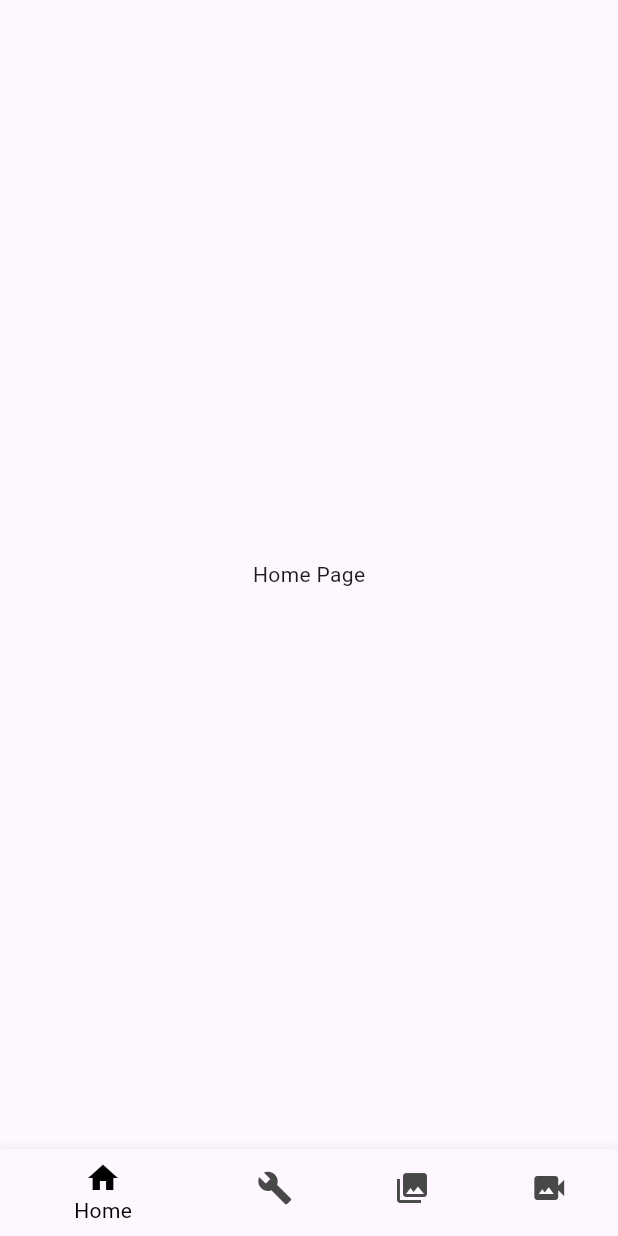
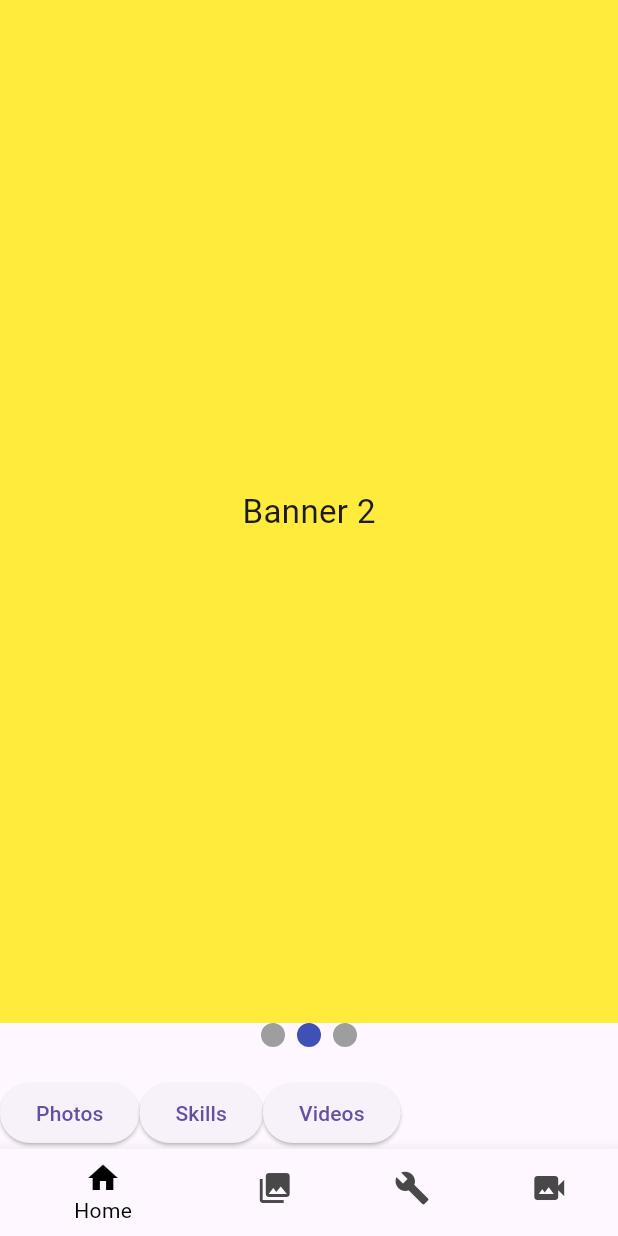
Before and after one commit to hassan-SS-cs/x_skill, a Flutter app: the screen it shows after launch, on a phone screen of 412 x 824 dp. Run offline on Flutter 3.47's test engine with Material 3 defaults, Android fonts, the light colour scheme and no system bars; drawn by our look-alikes of smooth_page_indicator.

Commit message:
Implement page view with automatic sliding and navigation buttons on HomePage

```diff
--- a/lib/pages/home_page.dart
+++ b/lib/pages/home_page.dart
@@ -1,15 +1,104 @@
 import 'package:flutter/material.dart';
+import 'package:smooth_page_indicator/smooth_page_indicator.dart';
+import 'dart:async';
 
 class HomePage extends StatefulWidget {
-  const HomePage({super.key});
+final Function(int) onNavigate;
+
+  const HomePage({super.key , required this.onNavigate});
 
   @override
   State<HomePage> createState() => _HomePageState();
 }
 
 class _HomePageState extends State<HomePage> {
+  // controller to keep track of which page we are on
+  PageController _controller = PageController(initialPage: 0);
+  Timer? _timer;
+  int _currentPage = 0;
+  final int _numPages = 3;
+  @override
+  void initState() {
+    super.initState();
+    // here we set the periodic time
+    _timer = Timer.periodic(const Duration(seconds: 4), (Timer timer) {
+      if (_currentPage < _numPages - 1) {
+        _currentPage++;
+      } else {
+        _currentPage = 0; // Reset to the first page when reaching the end
+      }
+
+      //the animation here
+      if (_controller.hasClients) {
+        _controller.animateToPage(
+          _currentPage,
+          duration: const Duration(milliseconds: 350),
+          curve: Curves.linear,
+        );
+      }
+    });
+  }
+
+  @override
+  void dispose() {
+    // 4. Always cancel the timer and dispose the controller to avoid leaks
+    _timer?.cancel();
+    _controller.dispose();
+    super.dispose();
+  }
+
   @override
   Widget build(BuildContext context) {
-    return  Container(child: Center(child: Text('Home Page')),);
+    return Scaffold(
+      body: Column(
+        children: [
+          //page view
+          Expanded(
+            child: PageView(
+              //set the controller with PageView
+              controller: _controller,
+              onPageChanged: (int page) {
+                setState(() {
+                  _currentPage = page;
+                });
+              },
+              children: [
+                Container(
+                  color: Colors.blue,
+                  child: Center(
+                    child: Text('Banner 1', style: TextStyle(fontSize: 22)),
+                  ),
+                ),
+                Container(
+                  color: Colors.yellow,
+                  child: Center(
+                    child: Text('Banner 2', style: TextStyle(fontSize: 22)),
+                  ),
+                ),
+                Container(
+                  color: Colors.green,
+                  child: Center(
+                    child: Text('Banner 3', style: TextStyle(fontSize: 22)),
+                  ),
+                ),
+              ],
+            ),
+          ),
+          //dot indicators
+          Container(
+            alignment: Alignment(0, 0.60),
+            child: SmoothPageIndicator(controller: _controller, count: 3),
+          ),
+          SizedBox(height: 20,),
+          Row(
+            children: [
+              ElevatedButton(onPressed:() => widget.onNavigate(1) , child: Text('Photos')),
+                            ElevatedButton(onPressed:() => widget.onNavigate(2) , child: Text('Skills')),
+              ElevatedButton(onPressed:() => widget.onNavigate(3) , child: Text('Videos'))
+            ],
+          )
+        ],
+      ),
+    );
   }
 }
--- a/lib/widget/app_navigation.dart
+++ b/lib/widget/app_navigation.dart
@@ -1,6 +1,6 @@
 import 'package:flutter/material.dart';
 import 'package:x_skill/pages/home_page.dart';
-import 'package:x_skill/pages/Photos_page.dart';
+import 'package:x_skill/pages/photos_page.dart';
 import 'package:x_skill/pages/skills_page.dart';
 import 'package:x_skill/pages/videos_page.dart';
 
@@ -14,11 +14,16 @@ class AppNavigation extends StatefulWidget {
 class _AppNavigationState extends State<AppNavigation> {
   int _selectedIndex = 0;
   List<Widget> get _screens => [
-    HomePage(),
+    HomePage(onNavigate: _navigateTo),
     PhotosPage(),
     SkillsPage(),
     VideosPage(),
   ];
+
+
+void _navigateTo(int index) {
+  setState(() => _selectedIndex = index);
+}
 
   @override
   Widget build(BuildContext context) {
@@ -83,8 +88,8 @@ class _AppNavigationState extends State<AppNavigation> {
               backgroundColor: Colors.white,
               items: const [
                 BottomNavigationBarItem(icon: Icon(Icons.home), label: 'Home'),
+                BottomNavigationBarItem(icon: Icon(Icons.photo_library), label: 'Photos'),
                 BottomNavigationBarItem(icon: Icon(Icons.build), label: 'Skills'),
-                BottomNavigationBarItem(icon: Icon(Icons.photo_library), label: 'Photos'),
                 BottomNavigationBarItem(icon: Icon(Icons.video_camera_back), label: 'Videos'),
               ],
             )
--- a/pubspec.yaml
+++ b/pubspec.yaml
@@ -34,7 +34,7 @@ dependencies:
   # The following adds the Cupertino Icons font to your application.
   # Use with the CupertinoIcons class for iOS style icons.
   cupertino_icons: ^1.0.8
-
+  smooth_page_indicator: ^2.0.1
 dev_dependencies:
   flutter_test:
     sdk: flutter
```
Also changed, not shown: pubspec.lock.
